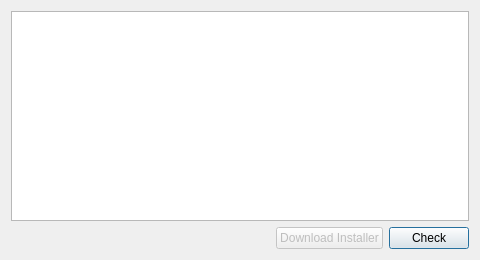
CST-Modelling-Tools/tonatiuhpp, file source/application/updater/UpdateDialog.ui: the form before one commit.
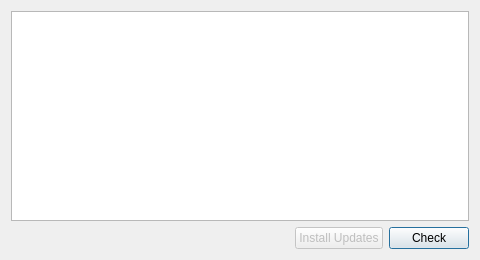
The form after the commit.

The edit to the form file:
```diff
--- a/source/application/updater/UpdateDialog.ui
+++ b/source/application/updater/UpdateDialog.ui
@@ -42,7 +42,7 @@
         <bool>false</bool>
        </property>
        <property name="text">
-        <string>Download Installer</string>
+        <string>Install Updates</string>
        </property>
       </widget>
      </item>
```
